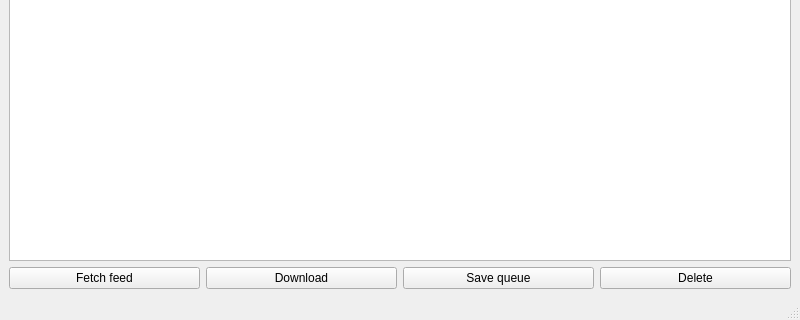
Before: the Qt Designer form ui/mainwindow.ui in mineo/sloth, drawn with Qt 5; both pictures show x 0 to 800 and y 280 to 600 of the 800 by 600 pixel window.
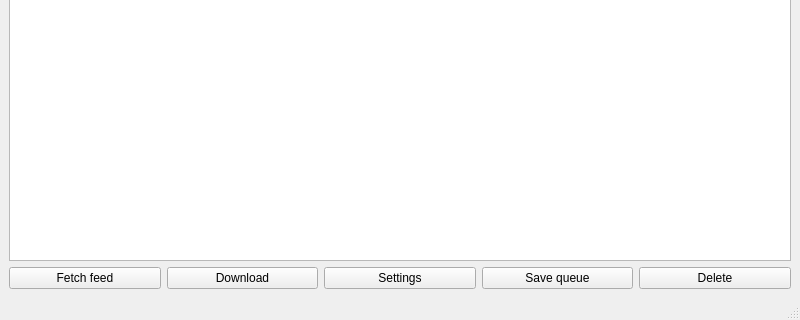
After: the same form once the commit is applied.

Commit message: settings dialog

```diff
--- a/ui/mainwindow.ui
+++ b/ui/mainwindow.ui
@@ -47,6 +47,13 @@
         </property>
        </widget>
       </item>
+      <item>
+       <widget class="QPushButton" name="settingsButton">
+        <property name="text">
+         <string>Settings</string>
+        </property>
+       </widget>
+      </item>
       <item>
        <widget class="QPushButton" name="saveQueueButton">
         <property name="text">
```
Left out of the diff: 2 changed lines with no effect on the pictures. The commit also changes 5 other files.
